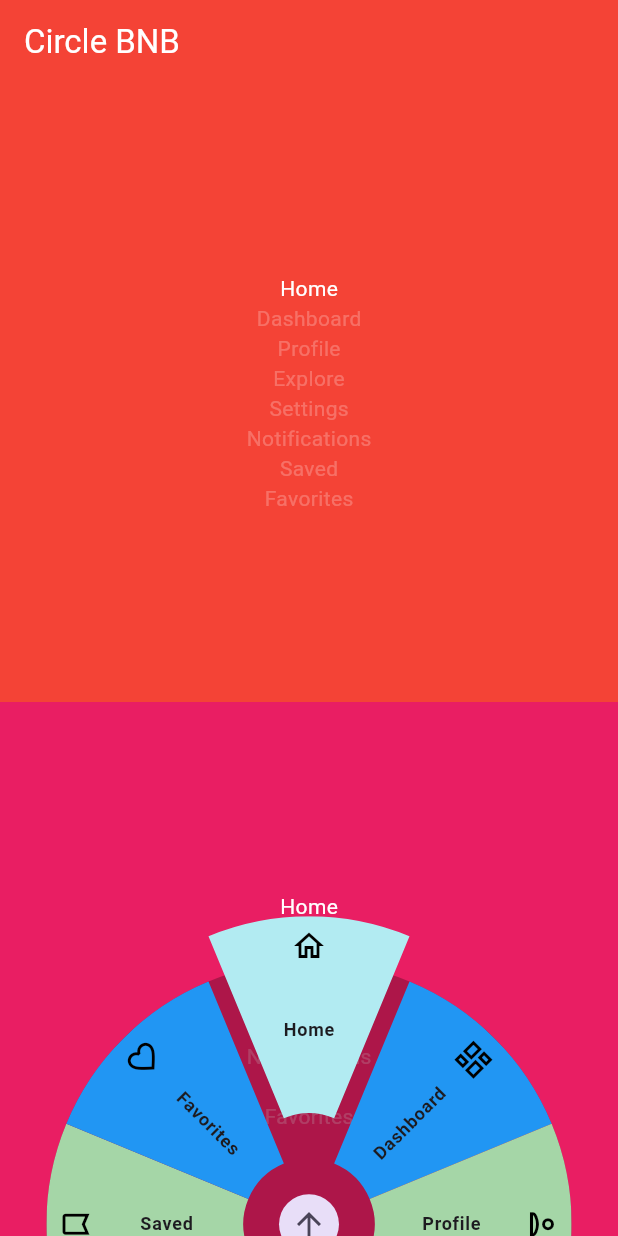
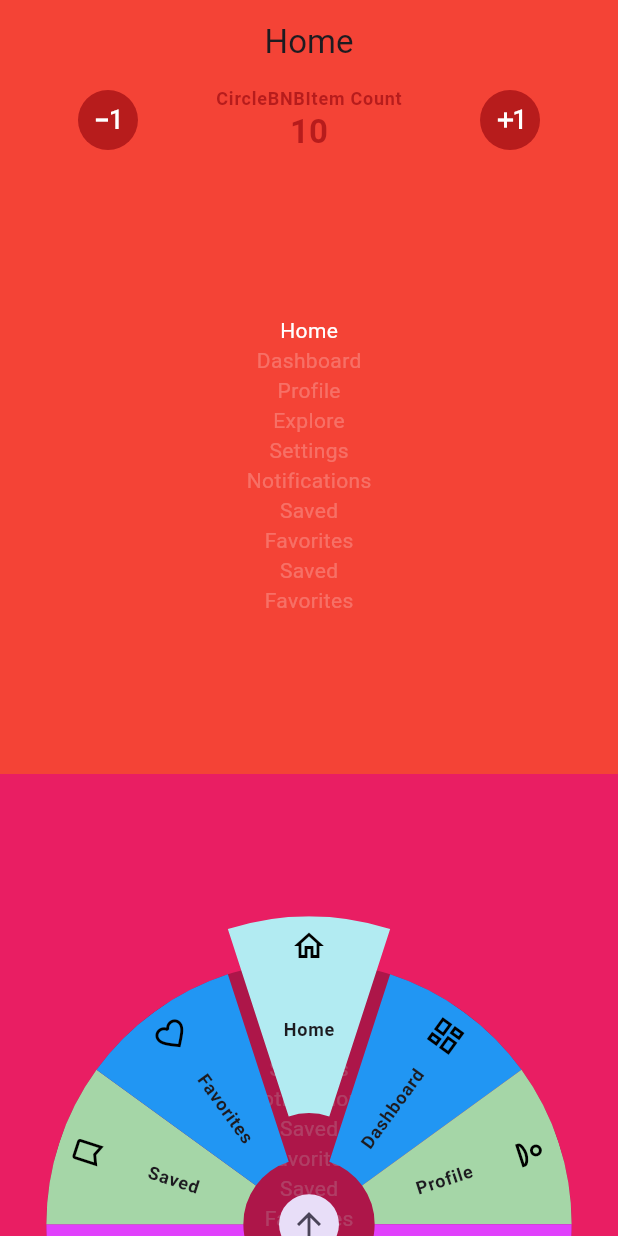
Before and after one commit to sfatihy/circle_bnb, a Flutter app: the screen it shows after launch, on a phone screen of 412 x 824 dp. Run offline on Flutter 3.47's test engine with Material 3 defaults, Android fonts, the phone set to English and light mode, and no system bars.

Commit message:
Refactored example app and improved state management.
The example application has been significantly refactored for better state management and to demonstrate dynamic item updates.

- Replaced `IndexProvider`, `IndexNotifier`, and `ValueListenableBuilder` with a `StatefulWidget` (`AppHomePage`) for simpler state handling.
- Implemented functionality to dynamically add and remove items from the `CircleBNB` widget to test its behavior with a changing number of items.
- Updated `CircleBnbController` to reinitialize when the item count changes, ensuring the widget state remains consistent.
- Renamed `home_page.dart` to `app_home_page.dart` and streamlined `main.dart` by removing the old provider setup.

```diff
--- a/example/lib/main.dart
+++ b/example/lib/main.dart
@@ -1,15 +1,10 @@
 import 'package:flutter/material.dart';
 
-import 'pages/home_page.dart';
-import 'providers/index_provider.dart';
-import 'state/index_notifier.dart';
+import 'package:example/pages/app_home_page.dart';
 
 void main() {
   runApp(
-    IndexProvider(
-      indexNotifier: IndexNotifier(),
-      child: const App(),
-    ),
+    const App()
   );
 }
 
@@ -24,24 +19,8 @@ class App extends StatelessWidget {
         primaryColor: Colors.blue,
         highlightColor: Colors.transparent,
         splashColor: Colors.blue.shade200,
-        bottomNavigationBarTheme: const BottomNavigationBarThemeData(
-          selectedItemColor: Colors.blue,
-          selectedLabelStyle: TextStyle(
-            fontSize: 11,
-            fontWeight: FontWeight.w600
-          ),
-          unselectedItemColor: Colors.black38,
-          unselectedLabelStyle: TextStyle(
-            fontSize: 10,
-            fontWeight: FontWeight.w300
-          ),
-          showUnselectedLabels: true,
-          backgroundColor: Colors.white,
-          type: BottomNavigationBarType.fixed,
-          elevation: 0,
-        )
       ),
-      home: const HomePage(),
+      home: const AppHomePage(),
     );
   }
 }
--- /dev/null
+++ b/example/lib/pages/app_home_page.dart
@@ -0,0 +1,160 @@
+import 'package:circle_bnb/circle_bnb.dart';
+import 'package:flutter/material.dart';
+
+class AppHomePage extends StatefulWidget {
+  const AppHomePage({super.key});
+
+  @override
+  State<AppHomePage> createState() => _AppHomePageState();
+}
+
+class _AppHomePageState extends State<AppHomePage> {
+
+  int _bnbIndex = 0;
+  final List<CircleBNBItem> _items = [
+    CircleBNBItem(title: "Home", icon: Icons.home_outlined),
+    CircleBNBItem(title: "Dashboard", icon: Icons.dashboard_outlined),
+    CircleBNBItem(title: "Profile", icon: Icons.person_outlined),
+    CircleBNBItem(title: "Explore", icon: Icons.explore_outlined),
+    CircleBNBItem(title: "Settings", icon: Icons.settings_outlined),
+    CircleBNBItem(title: "Notifications", icon: Icons.notifications_outlined),
+    CircleBNBItem(title: "Saved", icon: Icons.bookmark_outline_outlined),
+    CircleBNBItem(title: "Favorites", icon: Icons.favorite_outline_outlined),
+    CircleBNBItem(title: "Saved", icon: Icons.bookmark_outline_outlined),
+    CircleBNBItem(title: "Favorites", icon: Icons.favorite_outline_outlined),
+  ];
+
+  void setBnbIndex(int index) {
+    if (index != _bnbIndex) {
+      setState(() {
+        _bnbIndex = index;
+      });
+    }
+  }
+
+  void incrementItems() {
+    final newItem = CircleBNBItem(
+      title: 'Item ${_items.length + 1}',
+      icon: Icons.add_circle_outline,
+    );
+    setState(() {
+      _items.add(newItem);
+      _bnbIndex = 0;
+    });
+  }
+
+  void decrementItems() {
+    if (_items.length > 5) {
+      setState(() {
+        _items.removeLast();
+        if (_bnbIndex >= _items.length) {
+          _bnbIndex = _items.length - 1;
+        }
+        _bnbIndex = 0;
+      });
+    }
+    if (_items.length == 5) {
+      ScaffoldMessenger.of(context).showSnackBar(
+        const SnackBar(
+          content: Text('Minimum 5 items required'),
+        ),
+      );
+    }
+  }
+
+  @override
+  Widget build(BuildContext context) {
+    return Scaffold(
+      appBar: AppBar(
+        title: Text(_items[_bnbIndex].title),
+        centerTitle: true,
+        backgroundColor: Colors.primaries[_bnbIndex % Colors.primaries.length],
+        bottom: PreferredSize(
+          preferredSize: const Size(double.infinity, 48),
+          child: ColoredBox(
+            color: Colors.primaries[_bnbIndex % Colors.primaries.length],
+            child: Column(
+              children: [
+                Row(
+                  mainAxisAlignment: MainAxisAlignment.spaceEvenly,
+                  children: [
+                    IconButton.filledTonal(
+                      icon: const Icon(Icons.exposure_minus_1),
+                      onPressed: _items.length > 5 ? decrementItems : null,
+                      style: IconButton.styleFrom(
+                        foregroundColor: Colors.white,
+                        backgroundColor: Colors.primaries[_bnbIndex % Colors.primaries.length].shade900
+                      ),
+                    ),
+                    Column(
+                      mainAxisAlignment: MainAxisAlignment.center,
+                      children: [
+                        Text(
+                          'CircleBNBItem Count',
+                          style: Theme.of(context).textTheme.labelMedium?.copyWith(
+                            color: Colors.primaries[_bnbIndex % Colors.primaries.length].shade900,
+                            fontWeight: FontWeight.bold
+                          ),
+                        ),
+                        Text(
+                          '${_items.length}',
+                          style: Theme.of(context).textTheme.titleLarge?.copyWith(
+                            color: Colors.primaries[_bnbIndex % Colors.primaries.length].shade900,
+                            fontWeight: FontWeight.bold
+                          ),
+                        ),
+                      ],
+                    ),
+                    IconButton.filledTonal(
+                      icon: const Icon(Icons.exposure_plus_1),
+                      onPressed: incrementItems,
+                      style: IconButton.styleFrom(
+                        foregroundColor: Colors.white,
+                        backgroundColor: Colors.primaries[_bnbIndex % Colors.primaries.length].shade900
+                      ),
+                    ),
+                  ],
+                ),
+              ],
+            ),
+          ),
+        ),
+      ),
+      body: IndexedStack(
+        index: _bnbIndex,
+        children: List.generate(
+          _items.length,
+          (index) => ListView(
+            children: List.generate(
+              _items.length,
+              (index2) => Container(
+                color: Colors.primaries[(index + index2) % Colors.primaries.length],
+                height: MediaQuery.of(context).size.height * 0.5,
+                child: Column(
+                  mainAxisAlignment: MainAxisAlignment.center,
+                  children: List.generate(
+                    _items.length,
+                    (index3) => Text(
+                      _items[index3].title,
+                      style: TextStyle(color: index3 == _bnbIndex ? Colors.white : Colors.white24),
+                    ),
+                  ),
+                ),
+              ),
+            ),
+          ),
+        ),
+      ),
+      extendBody: true,
+      backgroundColor: Colors.primaries[_bnbIndex % Colors.primaries.length],
+      bottomNavigationBar: CircleBNB(
+        key: ValueKey(_items.length),
+        navigationStyle: NavigationStyle.circular,
+        linearItemCount: 5,
+        dragSpeed: 0.05,
+        items: _items,
+        onChangeIndex: setBnbIndex,
+      ),
+    );
+  }
+}
--- a/example/lib/pages/home_page.dart
+++ /dev/null
@@ -1,77 +0,0 @@
-import 'package:flutter/material.dart';
-
-import '../providers/index_provider.dart';
-
-import 'package:circle_bnb/circle_bnb.dart';
-
-class HomePage extends StatelessWidget {
-  const HomePage({super.key});
-
-  static final List<CircleBNBItem> pages = [
-    CircleBNBItem(title: "Home", icon: Icons.home_outlined),
-    CircleBNBItem(title: "Dashboard", icon: Icons.dashboard_outlined),
-    CircleBNBItem(title: "Profile", icon: Icons.person_outlined),
-    CircleBNBItem(title: "Explore", icon: Icons.explore_outlined),
-    CircleBNBItem(title: "Settings", icon: Icons.settings_outlined),
-    CircleBNBItem(title: "Notifications", icon: Icons.notifications_outlined),
-    CircleBNBItem(title: "Saved", icon: Icons.bookmark_outline_outlined),
-    CircleBNBItem(title: "Favorites", icon: Icons.favorite_outline_outlined),
-  ];
-
-  @override
-  Widget build(BuildContext context) {
-    final indexNotifier = IndexProvider.of(context);
-
-    return ValueListenableBuilder<int>(
-      valueListenable: indexNotifier,
-      builder: (context, currentIndex, child) {
-        return Scaffold(
-          appBar: AppBar(
-            title: const Text(
-              'Circle BNB',
-              style: TextStyle(color: Colors.white),
-            ),
-            backgroundColor: Colors.primaries[currentIndex % Colors.primaries.length],
-            surfaceTintColor: Colors.transparent,
-          ),
-          body: IndexedStack(
-            index: currentIndex,
-            children: List.generate(
-              pages.length,
-              (index) => ListView(
-                children: List.generate(
-                  pages.length,
-                  (index2) => Container(
-                    color: Colors.primaries[(index + index2) % Colors.primaries.length],
-                    height: MediaQuery.of(context).size.height * 0.5,
-                    child: Column(
-                      mainAxisAlignment: MainAxisAlignment.center,
-                      children: List.generate(
-                        pages.length,
-                        (index3) => Text(
-                          pages[index3].title,
-                          style: TextStyle(color: index3 == currentIndex ? Colors.white : Colors.white24),
-                        ),
-                      ),
-                    ),
-                  ),
-                ),
-              ),
-            ),
-          ),
-          extendBody: true,
-          backgroundColor: Colors.primaries[currentIndex % Colors.primaries.length],
-          bottomNavigationBar: CircleBNB(
-            navigationStyle: NavigationStyle.circular,
-            linearItemCount: 5,
-            dragSpeed: 0.05,
-            items: pages,
-            onChangeIndex: (index) {
-              indexNotifier.index = index;
-            },
-          ),
-        );
-      },
-    );
-  }
-}
--- a/example/lib/providers/index_provider.dart
+++ /dev/null
@@ -1,24 +0,0 @@
-import 'package:flutter/material.dart';
-
-import '../state/index_notifier.dart';
-
-// An InheritedWidget to provide the IndexNotifier down the widget tree.
-class IndexProvider extends InheritedWidget {
-  final IndexNotifier indexNotifier;
-
-  const IndexProvider({
-    super.key,
-    required this.indexNotifier,
-    required super.child,
-  });
-
-  static IndexNotifier of(BuildContext context) {
-    return context.dependOnInheritedWidgetOfExactType<IndexProvider>()!.indexNotifier;
-  }
-
-  @override
-  bool updateShouldNotify(IndexProvider oldWidget) {
-    // This will be false since we'll provide the same notifier instance.
-    return indexNotifier != oldWidget.indexNotifier;
-  }
-}
--- a/example/lib/state/index_notifier.dart
+++ /dev/null
@@ -1,12 +0,0 @@
-import 'package:flutter/material.dart';
-
-// A ValueNotifier to hold the state (the current index).
-class IndexNotifier extends ValueNotifier<int> {
-  IndexNotifier() : super(0);
-
-  set index(int newIndex) {
-    value = newIndex;
-  }
-
-  int get index => value;
-}
```
Also changed, not shown: lib/widget/circle_bnb_widget.dart (+34 -1 lines), example/lib/pages/circular_page.dart (added), example/lib/pages/linear_page.dart (added), example/lib/providers/app_provider.dart (added).
